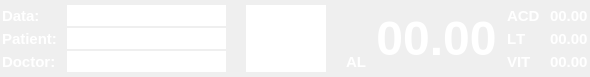
The window that bigviewnumcur.ui (siborion/siborion_american_scan) describes before a commit, drawn with Qt 5.
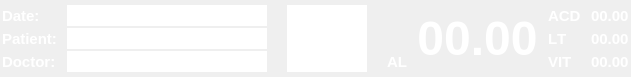
The same window after the commit.

Patch:
```diff
--- a/bigviewnumcur.ui
+++ b/bigviewnumcur.ui
@@ -6,7 +6,7 @@
    <rect>
     <x>0</x>
     <y>0</y>
-    <width>590</width>
+    <width>631</width>
     <height>77</height>
    </rect>
   </property>
@@ -567,7 +567,7 @@
         <string notr="true">color: rgb(255, 255, 255);</string>
        </property>
        <property name="text">
-        <string>Data:</string>
+        <string>Date:</string>
        </property>
       </widget>
      </item>
```
